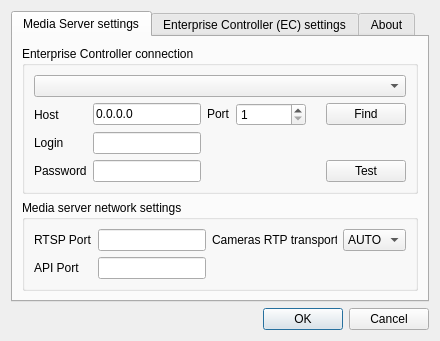
This is traytool/src/settings.ui in networkoptix/nx_open as Qt 5 draws it before an edit. The edited form follows.
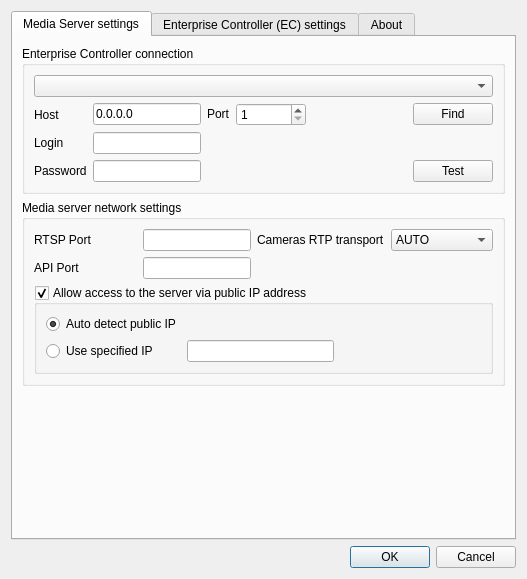
This is the edited form.

Commit message:
add public IP control to traytool
<==== Mercurial data ====>
Branch: stable

Patch:
```diff
--- a/traytool/src/settings.ui
+++ b/traytool/src/settings.ui
@@ -6,8 +6,8 @@
    <rect>
     <x>0</x>
     <y>0</y>
-    <width>440</width>
-    <height>341</height>
+    <width>527</width>
+    <height>579</height>
    </rect>
   </property>
   <property name="minimumSize">
@@ -302,6 +302,51 @@
             </item>
            </layout>
           </item>
+          <item>
+           <widget class="QGroupBox" name="groupBoxPublicIP">
+            <property name="title">
+             <string>Allow access to the server via public IP address</string>
+            </property>
+            <property name="checkable">
+             <bool>true</bool>
+            </property>
+            <layout class="QGridLayout" name="gridLayout_4">
+             <item row="1" column="0">
+              <widget class="QRadioButton" name="radioButtonCustomPublicIP">
+               <property name="text">
+                <string>Use specified IP</string>
+               </property>
+              </widget>
+             </item>
+             <item row="1" column="1">
+              <widget class="QLineEdit" name="staticPublicIPEdit"/>
+             </item>
+             <item row="0" column="0">
+              <widget class="QRadioButton" name="radioButtonPublicIPAuto">
+               <property name="text">
+                <string>Auto detect public IP</string>
+               </property>
+               <property name="checked">
+                <bool>true</bool>
+               </property>
+              </widget>
+             </item>
+             <item row="1" column="2">
+              <spacer name="horizontalSpacer_3">
+               <property name="orientation">
+                <enum>Qt::Horizontal</enum>
+               </property>
+               <property name="sizeHint" stdset="0">
+                <size>
+                 <width>40</width>
+                 <height>20</height>
+                </size>
+               </property>
+              </spacer>
+             </item>
+            </layout>
+           </widget>
+          </item>
          </layout>
         </widget>
        </item>
```
The commit also changes 3 other files.
